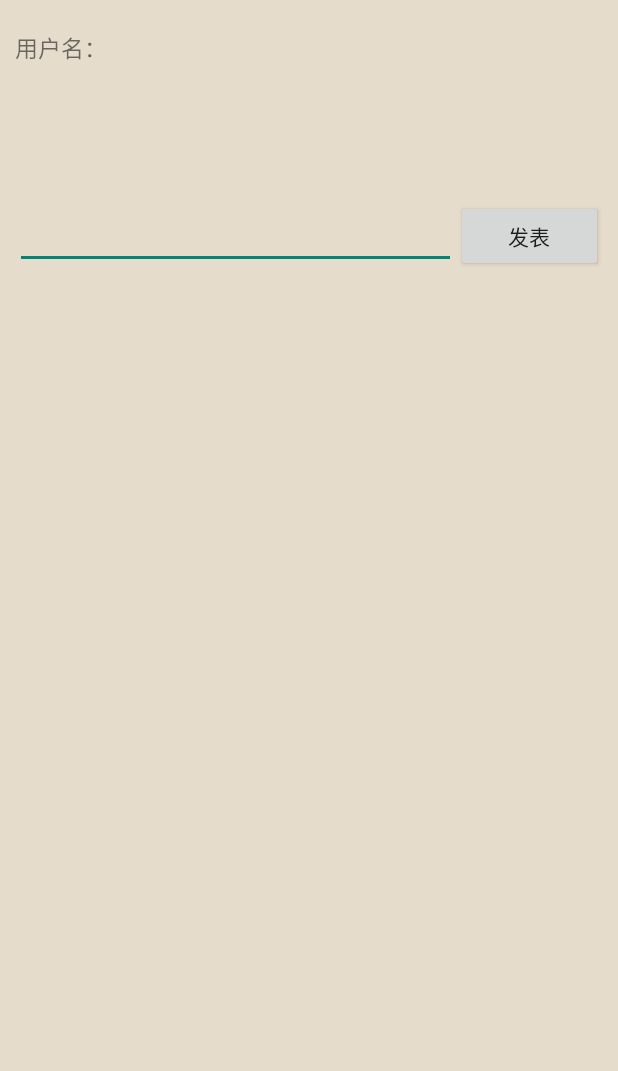
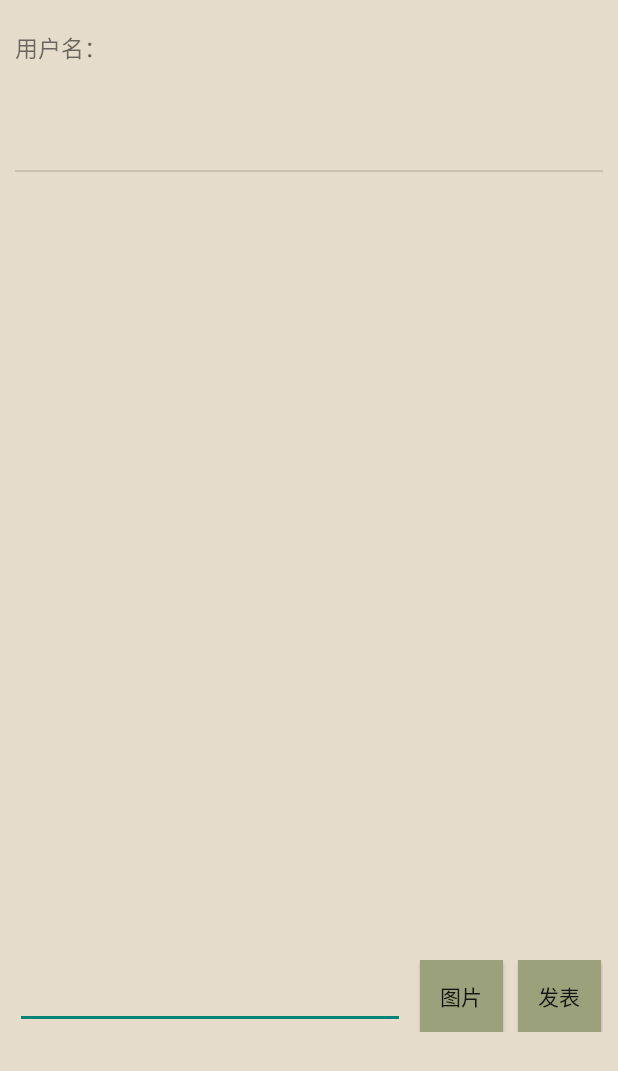
Before and after one commit to yierear/android, an Android app: the comment screen opened directly, with no data from a screen before it, after a tap on "发表", on a phone screen of 412 x 824 dp. Shown: the top 1071 px of the screen. Run offline under Robolectric (Android 15) with nearby library versions, the phone set to English and light mode, and no system bars.

Commit message:
comment.xml界面布局修改
comment.xml界面布局修改

```diff
--- a/finnal/app/src/main/res/layout/activity_comment.xml
+++ b/finnal/app/src/main/res/layout/activity_comment.xml
@@ -9,10 +9,11 @@
     android:layout_marginRight="10dp"
     android:layout_marginTop="20dp"
     android:orientation="vertical">
+
     <ListView
         android:id="@+id/myListview"
         android:layout_width="match_parent"
-        android:layout_height="wrap_content"></ListView>
+        android:layout_height="600dp" />
 
     <LinearLayout
         android:layout_width="match_parent"
@@ -22,15 +23,22 @@
 
         <EditText
             android:id="@+id/xiepinglun"
-            android:layout_width="0dp"
+            android:layout_width="260dp"
             android:layout_height="wrap_content"
-            android:layout_weight="3"
             android:gravity="center"/>
         <Button
+            android:id="@+id/send_picture"
+            android:layout_width="55dp"
+            android:layout_height="wrap_content"
+            android:layout_marginLeft="10dp"
+            android:background="@color/SmallGreen"
+            android:text="图片"/>
+        <Button
             android:id="@+id/insert"
-            android:layout_width="0dp"
+            android:layout_width="55dp"
             android:layout_height="wrap_content"
-            android:layout_weight="1"
+            android:layout_marginLeft="10dp"
+            android:background="@color/SmallGreen"
             android:text="发表"/>
 
     </LinearLayout>
```
